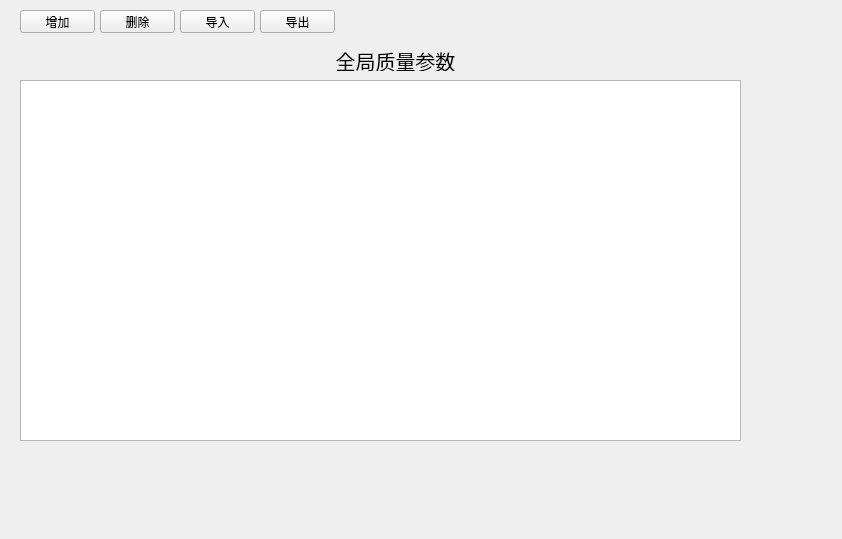
This is step2_2.ui in albert2lyu/QualityFunctionDeployment as Qt 5 draws it before an edit. The edited form follows.
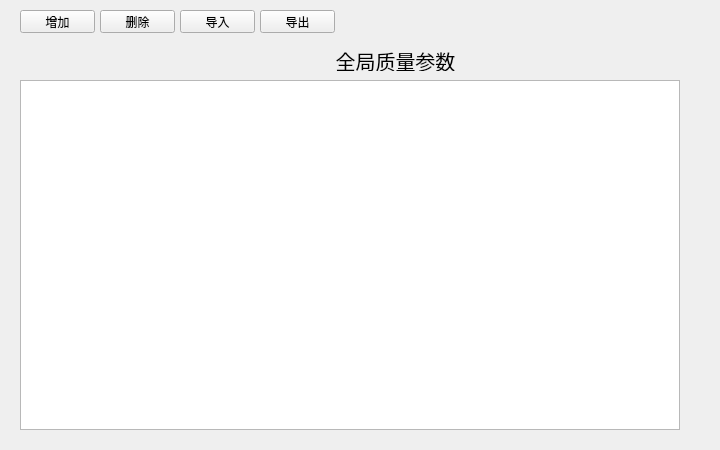
This is the edited form.

Diff of the .ui file:
```diff
--- a/step2_2.ui
+++ b/step2_2.ui
@@ -6,8 +6,8 @@
    <rect>
     <x>0</x>
     <y>0</y>
-    <width>842</width>
-    <height>539</height>
+    <width>720</width>
+    <height>450</height>
    </rect>
   </property>
   <property name="windowTitle">
@@ -82,8 +82,8 @@
     <rect>
      <x>20</x>
      <y>80</y>
-     <width>721</width>
-     <height>361</height>
+     <width>660</width>
+     <height>350</height>
     </rect>
    </property>
   </widget>
```
